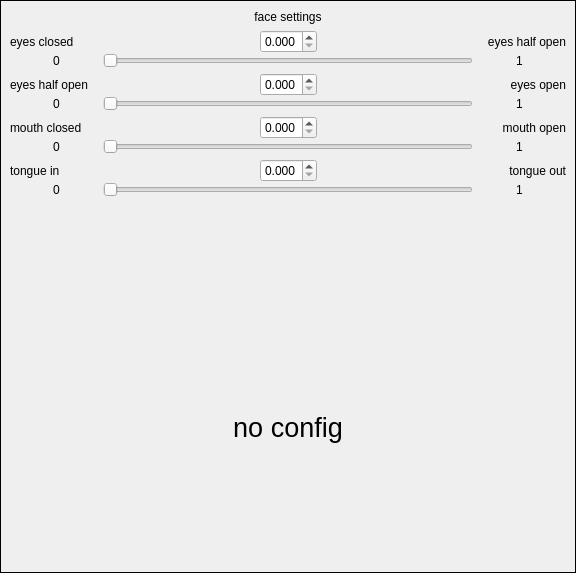
First picture: the form in src/ui/settings-dialog/FaceSettingsWidget.ui, repository ashmanix/ashmanix-moveface-obs-plugin, before the edit.
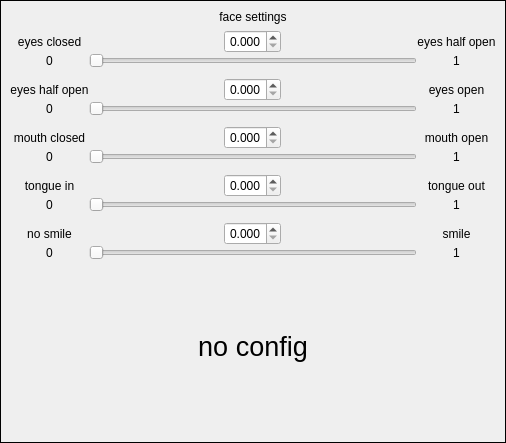
Second picture: the form after the edit.

Commit message: added icons and smile blendshape limit UI

Diff of the .ui file:
```diff
--- a/src/ui/settings-dialog/FaceSettingsWidget.ui
+++ b/src/ui/settings-dialog/FaceSettingsWidget.ui
@@ -6,8 +6,8 @@
    <rect>
     <x>0</x>
     <y>0</y>
-    <width>576</width>
-    <height>573</height>
+    <width>506</width>
+    <height>443</height>
    </rect>
   </property>
   <property name="windowTitle">
@@ -73,8 +73,8 @@
           <rect>
            <x>0</x>
            <y>0</y>
-           <width>550</width>
-           <height>503</height>
+           <width>480</width>
+           <height>373</height>
           </rect>
          </property>
          <layout class="QVBoxLayout" name="verticalLayout_2">
@@ -95,10 +95,7 @@
           </property>
           <item>
            <widget class="QWidget" name="faceConfigWidget" native="true">
-            <layout class="QVBoxLayout" name="verticalLayout_3">
-             <property name="spacing">
-              <number>0</number>
-             </property>
+            <layout class="QGridLayout" name="gridLayout_2" columnminimumwidth="30,60,30">
              <property name="leftMargin">
               <number>0</number>
              </property>
@@ -111,117 +108,14 @@
              <property name="bottomMargin">
               <number>0</number>
              </property>
-             <item>
-              <layout class="QHBoxLayout" name="horizontalLayout_12" stretch="1,1,1">
-               <item>
-                <widget class="QLabel" name="eyesClosedControlLabel">
-                 <property name="text">
-                  <string>eyes closed</string>
-                 </property>
-                 <property name="alignment">
-                  <set>Qt::AlignLeading|Qt::AlignLeft|Qt::AlignVCenter</set>
-                 </property>
-                </widget>
-               </item>
-               <item>
-                <widget class="QDoubleSpinBox" name="eyesHalfOpenSpinBox">
-                 <property name="sizePolicy">
-                  <sizepolicy hsizetype="Fixed" vsizetype="Fixed">
-                   <horstretch>0</horstretch>
-                   <verstretch>0</verstretch>
-                  </sizepolicy>
-                 </property>
-                 <property name="decimals">
-                  <number>3</number>
-                 </property>
-                 <property name="maximum">
-                  <double>1.000000000000000</double>
-                 </property>
-                 <property name="singleStep">
-                  <double>0.001000000000000</double>
-                 </property>
-                </widget>
-               </item>
-               <item>
-                <widget class="QLabel" name="eyesHalfOpenControlLabel">
-                 <property name="text">
-                  <string>eyes half open</string>
-                 </property>
-                 <property name="alignment">
-                  <set>Qt::AlignRight|Qt::AlignTrailing|Qt::AlignVCenter</set>
-                 </property>
-                </widget>
-               </item>
-              </layout>
-             </item>
-             <item>
-              <layout class="QHBoxLayout" name="horizontalLayout_16" stretch="2,8,2">
-               <property name="topMargin">
+             <property name="spacing">
+              <number>0</number>
+             </property>
+             <item row="4" column="1">
+              <layout class="QHBoxLayout" name="horizontalLayout_2">
+               <property name="spacing">
                 <number>0</number>
                </property>
-               <item>
-                <widget class="QLabel" name="eyesHalfOpenMinLabel">
-                 <property name="text">
-                  <string>0</string>
-                 </property>
-                 <property name="alignment">
-                  <set>Qt::AlignCenter</set>
-                 </property>
-                </widget>
-               </item>
-               <item>
-                <widget class="QSlider" name="eyesHalfOpenSlider">
-                 <property name="maximum">
-                  <number>1000</number>
-                 </property>
-                 <property name="orientation">
-                  <enum>Qt::Horizontal</enum>
-                 </property>
-                </widget>
-               </item>
-               <item>
-                <widget class="QLabel" name="eyesHalfOpenMaxLabel">
-                 <property name="text">
-                  <string>1</string>
-                 </property>
-                 <property name="alignment">
-                  <set>Qt::AlignCenter</set>
-                 </property>
-                </widget>
-               </item>
-              </layout>
-             </item>
-             <item>
-              <spacer name="verticalSpacer_3">
-               <property name="orientation">
-                <enum>Qt::Vertical</enum>
-               </property>
-               <property name="sizeType">
-                <enum>QSizePolicy::Fixed</enum>
-               </property>
-               <property name="sizeHint" stdset="0">
-                <size>
-                 <width>20</width>
-                 <height>5</height>
-                </size>
-               </property>
-              </spacer>
-             </item>
-             <item>
-              <layout class="QHBoxLayout" name="horizontalLayout_13" stretch="1,1,1">
-               <property name="topMargin">
-                <number>0</number>
-               </property>
-               <item>
-                <widget class="QLabel" name="eyesHalfOpen2ControlLabel">
-                 <property name="text">
-                  <string>eyes half open</string>
-                 </property>
-                 <property name="alignment">
-                  <set>Qt::AlignLeading|Qt::AlignLeft|Qt::AlignVCenter</set>
-                 </property>
-                </widget>
-               </item>
                <item>
                 <widget class="QDoubleSpinBox" name="eyesOpenSpinBox">
                  <property name="sizePolicy">
@@ -230,6 +124,9 @@
                    <verstretch>0</verstretch>
                   </sizepolicy>
                  </property>
+                 <property name="alignment">
+                  <set>Qt::AlignCenter</set>
+                 </property>
                  <property name="decimals">
                   <number>3</number>
                  </property>
@@ -241,83 +138,36 @@
                  </property>
                 </widget>
                </item>
-               <item>
-                <widget class="QLabel" name="eyesOpenControlLabel">
-                 <property name="text">
-                  <string>eyes open</string>
-                 </property>
-                 <property name="alignment">
-                  <set>Qt::AlignRight|Qt::AlignTrailing|Qt::AlignVCenter</set>
-                 </property>
-                </widget>
-               </item>
               </layout>
              </item>
-             <item>
-              <layout class="QHBoxLayout" name="horizontalLayout_17" stretch="2,8,2">
-               <property name="topMargin">
-                <number>0</number>
-               </property>
+             <item row="13" column="1">
+              <layout class="QHBoxLayout" name="horizontalLayout_6">
                <item>
-                <widget class="QLabel" name="eyesOpenMinLabel">
-                 <property name="text">
-                  <string>0</string>
+                <widget class="QDoubleSpinBox" name="smileSpinBox">
+                 <property name="sizePolicy">
+                  <sizepolicy hsizetype="Fixed" vsizetype="Fixed">
+                   <horstretch>0</horstretch>
+                   <verstretch>0</verstretch>
+                  </sizepolicy>
                  </property>
                  <property name="alignment">
                   <set>Qt::AlignCenter</set>
                  </property>
-                </widget>
-               </item>
-               <item>
-                <widget class="QSlider" name="eyesOpenSlider">
+                 <property name="decimals">
+                  <number>3</number>
+                 </property>
                  <property name="maximum">
-                  <number>1000</number>
+                  <double>1.000000000000000</double>
                  </property>
-                 <property name="orientation">
-                  <enum>Qt::Horizontal</enum>
+                 <property name="singleStep">
+                  <double>0.001000000000000</double>
                  </property>
                 </widget>
                </item>
-               <item>
-                <widget class="QLabel" name="eyesOpenMaxLabel">
-                 <property name="text">
-                  <string>1</string>
-                 </property>
-                 <property name="alignment">
-                  <set>Qt::AlignCenter</set>
-                 </property>
-                </widget>
-               </item>
               </layout>
              </item>
-             <item>
-              <spacer name="verticalSpacer_4">
-               <property name="orientation">
-                <enum>Qt::Vertical</enum>
-               </property>
-               <property name="sizeType">
-                <enum>QSizePolicy::Fixed</enum>
-               </property>
-               <property name="sizeHint" stdset="0">
-                <size>
-                 <width>20</width>
-                 <height>5</height>
-                </size>
-               </property>
-              </spacer>
-             </item>
-             <item>
-              <layout class="QHBoxLayout" name="horizontalLayout_14" stretch="2,8,2">
-               <item>
-                <widget class="QLabel" name="mouthClosedControlLabel">
-                 <property name="text">
-                  <string>mouth closed</string>
-                 </property>
-                 <property name="alignment">
-                  <set>Qt::AlignLeading|Qt::AlignLeft|Qt::AlignVCenter</set>
-                 </property>
-                </widget>
-               </item>
+             <item row="7" column="1">
+              <layout class="QHBoxLayout" name="horizontalLayout_3">
                <item>
                 <widget class="QDoubleSpinBox" name="mouthOpenSpinBox">
                  <property name="sizePolicy">
@@ -326,6 +176,9 @@
                    <verstretch>0</verstretch>
                   </sizepolicy>
                  </property>
+                 <property name="alignment">
+                  <set>Qt::AlignCenter</set>
+                 </property>
                  <property name="decimals">
                   <number>3</number>
                  </property>
@@ -337,80 +190,10 @@
                  </property>
                 </widget>
                </item>
-               <item>
-                <widget class="QLabel" name="mouthOpenControlLabel">
-                 <property name="text">
-                  <string>mouth open</string>
-                 </property>
-                 <property name="alignment">
-                  <set>Qt::AlignRight|Qt::AlignTrailing|Qt::AlignVCenter</set>
-                 </property>
-                </widget>
-               </item>
               </layout>
              </item>
-             <item>
-              <layout class="QHBoxLayout" name="horizontalLayout_11" stretch="2,8,2">
-               <property name="topMargin">
-                <number>0</number>
-               </property>
-               <item>
-                <widget class="QLabel" name="label_2">
-                 <property name="text">
-                  <string>0</string>
-                 </property>
-                 <property name="alignment">
-                  <set>Qt::AlignCenter</set>
-                 </property>
-                </widget>
-               </item>
-               <item>
-                <widget class="QSlider" name="mouthOpenSlider">
-                 <property name="maximum">
-                  <number>1000</number>
-                 </property>
-                 <property name="orientation">
-                  <enum>Qt::Horizontal</enum>
-                 </property>
-                </widget>
-               </item>
-               <item>
-                <widget class="QLabel" name="label_3">
-                 <property name="text">
-                  <string>1</string>
-                 </property>
-                 <property name="alignment">
-                  <set>Qt::AlignCenter</set>
-                 </property>
-                </widget>
-               </item>
-              </layout>
-             </item>
-             <item>
-              <spacer name="verticalSpacer_5">
-               <property name="orientation">
-                <enum>Qt::Vertical</enum>
-               </property>
-               <property name="sizeType">
-                <enum>QSizePolicy::Fixed</enum>
-               </property>
-               <property name="sizeHint" stdset="0">
-                <size>
-                 <width>20</width>
-                 <height>5</height>
-                </size>
-               </property>
-              </spacer>
-             </item>
-             <item>
-              <layout class="QHBoxLayout" name="horizontalLayout_15" stretch="1,1,1">
-               <item>
-                <widget class="QLabel" name="tongueInControlLabel">
-                 <property name="text">
-                  <string>tongue in</string>
-                 </property>
-                </widget>
-               </item>
+             <item row="10" column="1">
+              <layout class="QHBoxLayout" name="horizontalLayout_5">
                <item>
                 <widget class="QDoubleSpinBox" name="tongueOutSpinBox">
                  <property name="sizePolicy">
@@ -419,6 +202,9 @@
                    <verstretch>0</verstretch>
                   </sizepolicy>
                  </property>
+                 <property name="alignment">
+                  <set>Qt::AlignCenter</set>
+                 </property>
                  <property name="decimals">
                   <number>3</number>
                  </property>
@@ -430,56 +216,352 @@
                  </property>
                 </widget>
                </item>
-               <item>
-                <widget class="QLabel" name="tongueOutControlLabel">
-                 <property name="text">
-                  <string>tongue out</string>
-                 </property>
-                 <property name="alignment">
-                  <set>Qt::AlignRight|Qt::AlignTrailing|Qt::AlignVCenter</set>
-                 </property>
-                </widget>
-               </item>
               </layout>
              </item>
-             <item>
-              <layout class="QHBoxLayout" name="horizontalLayout_19" stretch="2,8,2">
+             <item row="0" column="1">
+              <layout class="QHBoxLayout" name="horizontalLayout">
                <property name="topMargin">
                 <number>0</number>
                </property>
                <item>
-                <widget class="QLabel" name="label_7">
-                 <property name="text">
-                  <string>0</string>
+                <widget class="QDoubleSpinBox" name="eyesHalfOpenSpinBox">
+                 <property name="sizePolicy">
+                  <sizepolicy hsizetype="Fixed" vsizetype="Fixed">
+                   <horstretch>0</horstretch>
+                   <verstretch>0</verstretch>
+                  </sizepolicy>
                  </property>
                  <property name="alignment">
                   <set>Qt::AlignCenter</set>
                  </property>
-                </widget>
-               </item>
-               <item>
-                <widget class="QSlider" name="tongueOutSlider">
+                 <property name="decimals">
+                  <number>3</number>
+                 </property>
                  <property name="maximum">
-                  <number>1000</number>
+                  <double>1.000000000000000</double>
                  </property>
-                 <property name="orientation">
-                  <enum>Qt::Horizontal</enum>
-                 </property>
-                </widget>
-               </item>
-               <item>
-                <widget class="QLabel" name="label_8">
-                 <property name="text">
-                  <string>1</string>
-                 </property>
-                 <property name="alignment">
-                  <set>Qt::AlignCenter</set>
+                 <property name="singleStep">
+                  <double>0.001000000000000</double>
                  </property>
                 </widget>
                </item>
               </layout>
              </item>
-             <item>
+             <item row="0" column="2">
+              <widget class="QLabel" name="eyesHalfOpenControlLabel">
+               <property name="text">
+                <string>eyes half open</string>
+               </property>
+               <property name="alignment">
+                <set>Qt::AlignCenter</set>
+               </property>
+              </widget>
+             </item>
+             <item row="4" column="2">
+              <widget class="QLabel" name="eyesOpenControlLabel">
+               <property name="text">
+                <string>eyes open</string>
+               </property>
+               <property name="alignment">
+                <set>Qt::AlignCenter</set>
+               </property>
+              </widget>
+             </item>
+             <item row="2" column="2">
+              <widget class="QLabel" name="eyesHalfOpenMaxLabel">
+               <property name="text">
+                <string>1</string>
+               </property>
+               <property name="alignment">
+                <set>Qt::AlignCenter</set>
+               </property>
+              </widget>
+             </item>
+             <item row="14" column="0">
+              <widget class="QLabel" name="label_7">
+               <property name="text">
+                <string>0</string>
+               </property>
+               <property name="alignment">
+                <set>Qt::AlignCenter</set>
+               </property>
+              </widget>
+             </item>
+             <item row="3" column="1">
+              <spacer name="verticalSpacer_3">
+               <property name="orientation">
+                <enum>Qt::Vertical</enum>
+               </property>
+               <property name="sizeType">
+                <enum>QSizePolicy::Fixed</enum>
+               </property>
+               <property name="sizeHint" stdset="0">
+                <size>
+                 <width>20</width>
+                 <height>10</height>
+                </size>
+               </property>
+              </spacer>
+             </item>
+             <item row="13" column="0">
+              <widget class="QLabel" name="noSmileControlLabel">
+               <property name="text">
+                <string>no smile</string>
+               </property>
+               <property name="alignment">
+                <set>Qt::AlignCenter</set>
+               </property>
+              </widget>
+             </item>
+             <item row="14" column="2">
+              <widget class="QLabel" name="label_8">
+               <property name="text">
+                <string>1</string>
+               </property>
+               <property name="alignment">
+                <set>Qt::AlignCenter</set>
+               </property>
+              </widget>
+             </item>
+             <item row="2" column="1">
+              <widget class="QSlider" name="eyesHalfOpenSlider">
+               <property name="maximum">
+                <number>1000</number>
+               </property>
+               <property name="orientation">
+                <enum>Qt::Horizontal</enum>
+               </property>
+              </widget>
+             </item>
+             <item row="14" column="1">
+              <widget class="QSlider" name="smileSlider">
+               <property name="maximum">
+                <number>1000</number>
+               </property>
+               <property name="orientation">
+                <enum>Qt::Horizontal</enum>
+               </property>
+              </widget>
+             </item>
+             <item row="2" column="0">
+              <widget class="QLabel" name="eyesHalfOpenMinLabel">
+               <property name="text">
+                <string>0</string>
+               </property>
+               <property name="alignment">
+                <set>Qt::AlignCenter</set>
+               </property>
+              </widget>
+             </item>
+             <item row="13" column="2">
+              <widget class="QLabel" name="smileControlLabel">
+               <property name="text">
+                <string>smile</string>
+               </property>
+               <property name="alignment">
+                <set>Qt::AlignCenter</set>
+               </property>
+              </widget>
+             </item>
+             <item row="0" column="0">
+              <widget class="QLabel" name="eyesClosedControlLabel">
+               <property name="text">
+                <string>eyes closed</string>
+               </property>
+               <property name="alignment">
+                <set>Qt::AlignCenter</set>
+               </property>
+              </widget>
+             </item>
+             <item row="12" column="1">
+              <spacer name="verticalSpacer_6">
+               <property name="orientation">
+                <enum>Qt::Vertical</enum>
+               </property>
+               <property name="sizeType">
+                <enum>QSizePolicy::Fixed</enum>
+               </property>
+               <property name="sizeHint" stdset="0">
+                <size>
+                 <width>20</width>
+                 <height>10</height>
+                </size>
+               </property>
+              </spacer>
+             </item>
+             <item row="9" column="1">
+              <spacer name="verticalSpacer_5">
+               <property name="orientation">
+                <enum>Qt::Vertical</enum>
+               </property>
+               <property name="sizeType">
+                <enum>QSizePolicy::Fixed</enum>
+               </property>
+               <property name="sizeHint" stdset="0">
+                <size>
+                 <width>20</width>
+                 <height>10</height>
+                </size>
+               </property>
+              </spacer>
+             </item>
+             <item row="11" column="2">
+              <widget class="QLabel" name="label_8">
+               <property name="text">
+                <string>1</string>
+               </property>
+               <property name="alignment">
+                <set>Qt::AlignCenter</set>
+               </property>
+              </widget>
+             </item>
+             <item row="6" column="1">
+              <spacer name="verticalSpacer_4">
+               <property name="orientation">
+                <enum>Qt::Vertical</enum>
+               </property>
+               <property name="sizeType">
+                <enum>QSizePolicy::Fixed</enum>
+               </property>
+               <property name="sizeHint" stdset="0">
+                <size>
+                 <width>20</width>
+                 <height>10</height>
+                </size>
+               </property>
+              </spacer>
+             </item>
+             <item row="8" column="2">
+              <widget class="QLabel" name="label_3">
+               <property name="text">
+                <string>1</string>
+               </property>
+               <property name="alignment">
+                <set>Qt::AlignCenter</set>
+               </property>
+              </widget>
+             </item>
+             <item row="5" column="2">
+              <widget class="QLabel" name="eyesOpenMaxLabel">
+               <property name="text">
+                <string>1</string>
+               </property>
+               <property name="alignment">
+                <set>Qt::AlignCenter</set>
+               </property>
+              </widget>
+             </item>
+             <item row="5" column="0">
+              <widget class="QLabel" name="eyesOpenMinLabel">
+               <property name="text">
+                <string>0</string>
+               </property>
+               <property name="alignment">
+                <set>Qt::AlignCenter</set>
+               </property>
+              </widget>
+             </item>
+             <item row="10" column="2">
+              <widget class="QLabel" name="tongueOutControlLabel">
+               <property name="text">
+                <string>tongue out</string>
+               </property>
+               <property name="alignment">
+                <set>Qt::AlignCenter</set>
+               </property>
+              </widget>
+             </item>
+             <item row="7" column="0">
+              <widget class="QLabel" name="mouthClosedControlLabel">
+               <property name="text">
+                <string>mouth closed</string>
+               </property>
+               <property name="alignment">
+                <set>Qt::AlignCenter</set>
+               </property>
+              </widget>
+             </item>
+             <item row="8" column="0">
+              <widget class="QLabel" name="label_2">
+               <property name="text">
+                <string>0</string>
+               </property>
+               <property name="alignment">
+                <set>Qt::AlignCenter</set>
+               </property>
+              </widget>
+             </item>
+             <item row="10" column="0">
+              <widget class="QLabel" name="tongueInControlLabel">
+               <property name="text">
+                <string>tongue in</string>
+               </property>
+               <property name="alignment">
+                <set>Qt::AlignCenter</set>
+               </property>
+              </widget>
+             </item>
+             <item row="11" column="1">
+              <widget class="QSlider" name="tongueOutSlider">
+               <property name="maximum">
+                <number>1000</number>
+               </property>
+               <property name="orientation">
+                <enum>Qt::Horizontal</enum>
+               </property>
+              </widget>
+             </item>
+             <item row="11" column="0">
+              <widget class="QLabel" name="label_7">
+               <property name="text">
+                <string>0</string>
+               </property>
+               <property name="alignment">
+                <set>Qt::AlignCenter</set>
+               </property>
+              </widget>
+             </item>
+             <item row="4" column="0">
+              <widget class="QLabel" name="eyesHalfOpen2ControlLabel">
+               <property name="text">
+                <string>eyes half open</string>
+               </property>
+               <property name="alignment">
+                <set>Qt::AlignCenter</set>
+               </property>
+              </widget>
+             </item>
+             <item row="5" column="1">
+              <widget class="QSlider" name="eyesOpenSlider">
+               <property name="maximum">
+                <number>1000</number>
+               </property>
+               <property name="orientation">
+                <enum>Qt::Horizontal</enum>
+               </property>
+              </widget>
+             </item>
+             <item row="7" column="2">
+              <widget class="QLabel" name="mouthOpenControlLabel">
+               <property name="text">
+                <string>mouth open</string>
+               </property>
+               <property name="alignment">
+                <set>Qt::AlignCenter</set>
+               </property>
+              </widget>
+             </item>
+             <item row="8" column="1">
+              <widget class="QSlider" name="mouthOpenSlider">
+               <property name="maximum">
+                <number>1000</number>
+               </property>
+               <property name="orientation">
+                <enum>Qt::Horizontal</enum>
+               </property>
+              </widget>
+             </item>
+             <item row="15" column="1">
               <spacer name="verticalSpacer_2">
                <property name="orientation">
                 <enum>Qt::Vertical</enum>
@@ -490,7 +572,7 @@
                <property name="sizeHint" stdset="0">
                 <size>
                  <width>20</width>
-                 <height>5</height>
+                 <height>3</height>
                 </size>
                </property>
               </spacer>
```
The commit also changes 33 other files.
